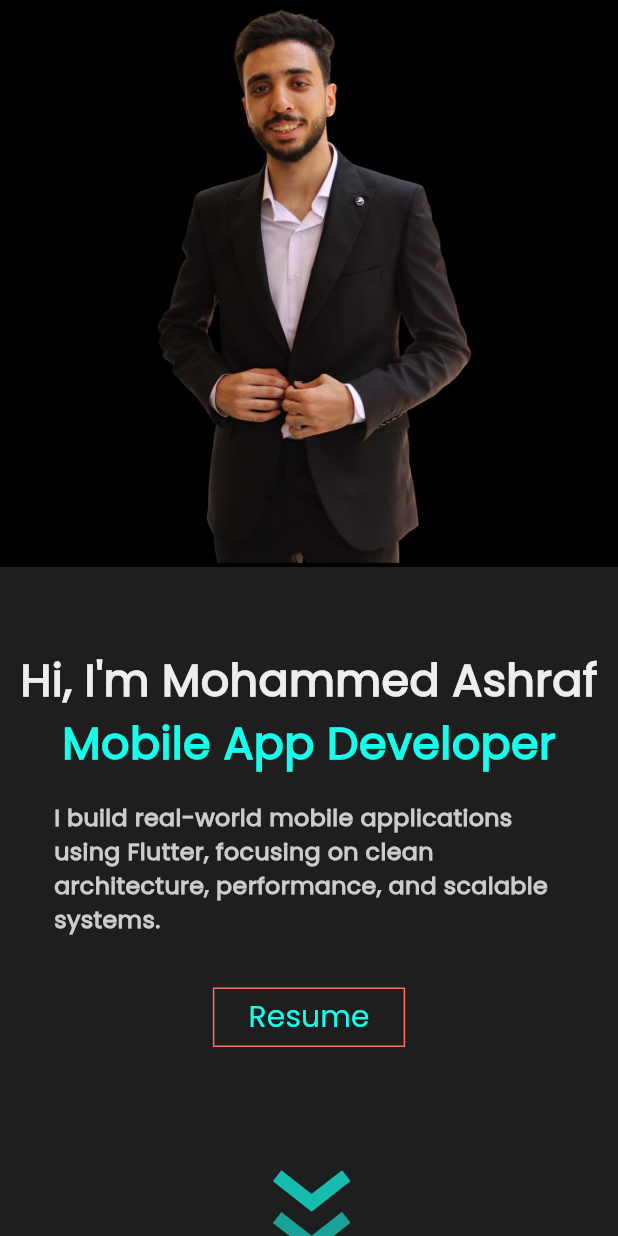
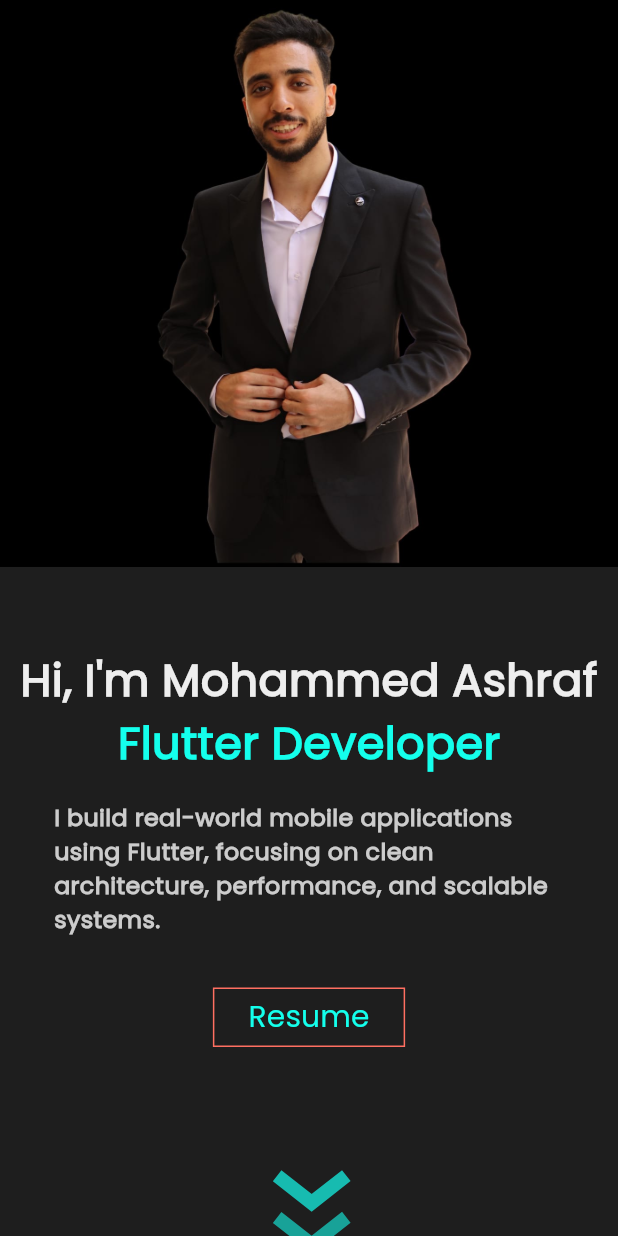
Before and after one commit to MohammedAshraf19/portfolio, a Flutter app: the screen it shows after launch, on a phone screen of 412 x 824 dp. Run offline on Flutter 3.47's test engine with Material 3 defaults, Android fonts, the phone set to English and light mode, and no system bars; drawn by our look-alikes of flutter_animate; our stand-ins replace animate_do, flutter_svg, lottie, timeline_tile, visibility_detector.

Commit message:
Update Data

```diff
--- a/lib/core/utils/portifolio_data.dart
+++ b/lib/core/utils/portifolio_data.dart
@@ -7,7 +7,7 @@
 class PortfolioData {
   // User Data
   static const name = 'Mohammed Ashraf';
-  static const jobTitle = 'Mobile App Developer';
+  static const jobTitle = 'Flutter Developer';
   static const description =
       'I build real-world mobile applications using Flutter, focusing on clean architecture, performance, and scalable systems.';
   static const contactDescription =
@@ -36,13 +36,6 @@
   // Projects Data
   static List<ProjectModel> projects = [
     ProjectModel(
-        link: 'https://github.com/MohammedAshraf19/NASA_Farmers',
-        image: ImageLinks.nasa,
-        name: 'NASA Farmers',
-        descriptio:
-            'mobile application developed to help farmers make data-driven decisions for better agricultural outcomes. Leveraging NASA Earth Observation Data, the app provides farmers with critical insights such as soil moisture, wind speed, and temperature to optimize crop selection and predict potential agricultural risks.',
-        tools: ['Figma', 'RESTful API', 'Cubit', 'Map', 'Animations']),
-    ProjectModel(
         link: 'https://github.com/MohammedAshraf19/Human_Activity_Recognition',
         image: ImageLinks.har,
         name: 'Human Activity Recognition',
@@ -57,6 +50,13 @@
           'Map',
           'Responsive'
         ]),
+    ProjectModel(
+        link: 'https://github.com/MohammedAshraf19/NASA_Farmers',
+        image: ImageLinks.nasa,
+        name: 'NASA Farmers',
+        descriptio:
+            'mobile application developed to help farmers make data-driven decisions for better agricultural outcomes. Leveraging NASA Earth Observation Data, the app provides farmers with critical insights such as soil moisture, wind speed, and temperature to optimize crop selection and predict potential agricultural risks.',
+        tools: ['Figma', 'RESTful API', 'Cubit', 'Map', 'Animations']),
     ProjectModel(
         link: 'https://github.com/MohammedAshraf19/Book-App',
         image: ImageLinks.bookApp,
```
